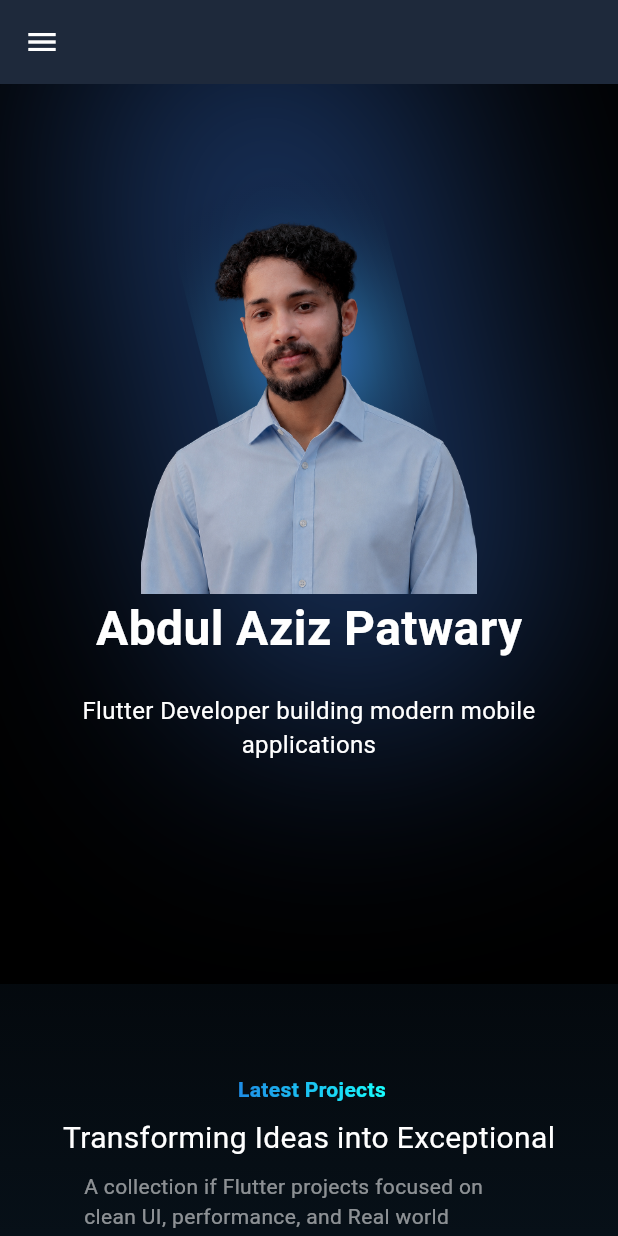
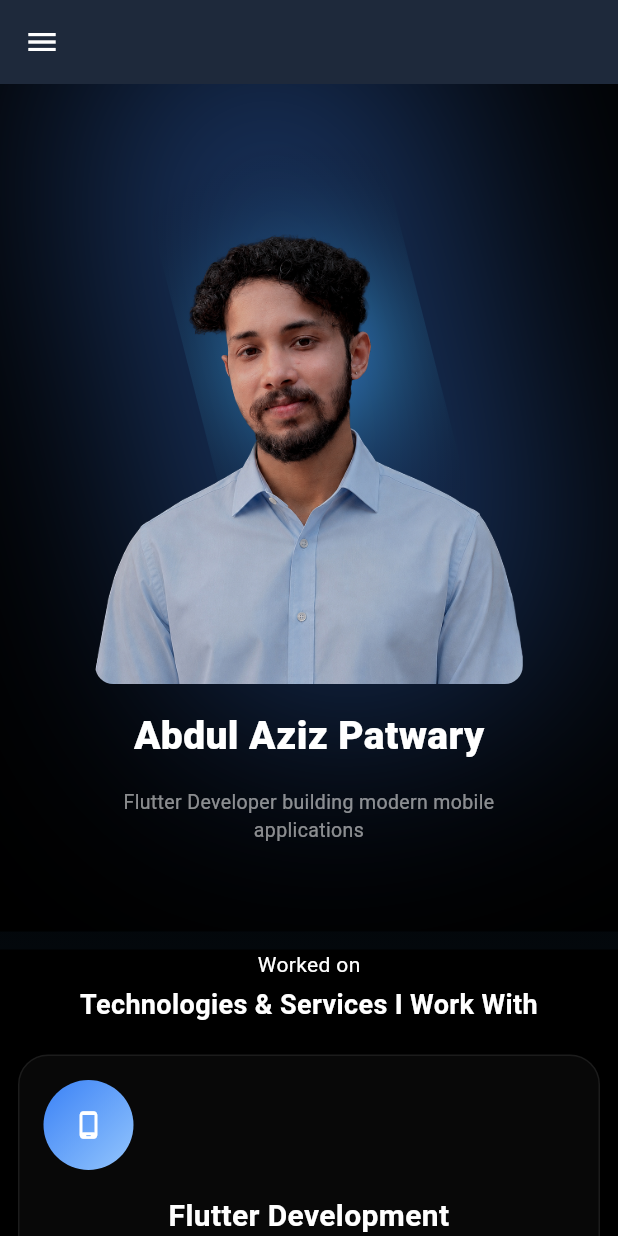
Before and after one commit to abdulazizpatwary/aziz_portpolio, a Flutter app: the screen it shows after launch, on a phone screen of 412 x 824 dp. Run offline on Flutter 3.47's test engine with Material 3 defaults, Android fonts, the phone set to English and light mode, and no system bars; drawn by our look-alikes of animated_text_kit; our stand-ins replace google_fonts, responsive_builder.

Commit message:
cleaning ui

```diff
--- a/lib/fetures/home/ui/screens/home.dart
+++ b/lib/fetures/home/ui/screens/home.dart
@@ -356,7 +356,7 @@
     return Column(
       children: [
         SizedBox(
-          height: isDesktop(context) ? 600 : 600,
+          height: isDesktop(context) ? 600 : 565,
           child: Stack(
             alignment: Alignment.center,
             children: [
@@ -366,7 +366,7 @@
                 child: Transform.rotate(
                   angle: -0.25,
                   child: Container(
-                    width: isMobile(context)?140:280,
+                    width: isMobile(context)?160:280,
                     height: 400,
                     decoration: BoxDecoration(
                       shape: BoxShape.rectangle,
@@ -397,17 +397,30 @@
                   alignment: AlignmentDirectional.center,
                   child: Column(
                     children: [
-                      SizedBox(height: 80),
+                      SizedBox(height: 100),
                       ClipRRect(
                         borderRadius: BorderRadius.circular(12),
+                        child: Container(
+
+                          height: 300,
+                          width: 285,
+                          decoration: BoxDecoration(
+                              //color: Colors.black,
+                            //image: DecorationImage(image: AssetImage(AssetsPath.profileImageWithOutBackgroundUrl,),fit: BoxFit.cover)
+                          ),
                           child: Image.asset(
                             AssetsPath.profileImageWithOutBackgroundUrl,
-                          width: 285,
-                          height: 260,
-                          fit: BoxFit.contain,
+                            fit: BoxFit.cover,
                           ),
                         ),
-                      AnimatedTextKit(
+                      ),
+                      SizedBox(height: 16,),
+                      Padding(
+                        padding: const EdgeInsets.symmetric(horizontal: 8.0),
+                        child: Column(
+                          children: [
+                            Center(
+                              child: AnimatedTextKit(
                                 stopPauseOnTap: false,
                                 repeatForever: true,
 
@@ -415,9 +428,9 @@
                                   ColorizeAnimatedText(
                                     'Abdul Aziz Patwary',
                                     textStyle: TextStyle(
-                              fontSize: isMobile(context) ? 32 : 50,
+                                      fontSize: isMobile(context) ? 26 : 40,
                                       color: Colors.white,
-                              fontWeight: FontWeight.bold,
+                                      fontWeight: FontWeight.w800,
                                     ),
                                     colors: AppColors.textGradient,
                                   ),
@@ -425,26 +438,33 @@
                                 isRepeatingAnimation: true,
                                 //onTap: () {},
                               ),
-                      SizedBox(height: 20),
-                      AnimatedTextKit(
+                            ),
+                            SizedBox(height: 16),
+                            Center(
+                              child: AnimatedTextKit(
                                 animatedTexts: [
                                   TypewriterAnimatedText(
                                     'Flutter Developer building modern mobile applications',
                                     textAlign: TextAlign.center,
-                            cursor: '|',
+                                    cursor: '',
                                     textStyle: TextStyle(
-                              fontSize: isMobile(context) ? 16 : 20,
-                              color: Colors.white,
+                                      fontSize: isMobile(context) ? 13 : 18,
+                                      color: Colors.white54,
+                                      //fontWeight: FontWeight.w400
                                     ),
-                            speed: Duration(microseconds: 30),
+                                    speed: Duration(milliseconds: 40),
                                   ),
                                 ],
                                 totalRepeatCount: 1,
-                        pause: Duration(microseconds: 200),
+                                pause: Duration(milliseconds: 300),
                                 displayFullTextOnTap: true,
                                 stopPauseOnTap: true,
                               ),
-                      if (isMobile(context)) SizedBox(height: 50),
+                            ),
+                          ],
+                        ),
+                      ),
+                      if (isMobile(context)) SizedBox(height: 8),
                     ],
                   ),
                 ),
@@ -452,67 +472,14 @@
             ],
           ),
         ),
-        SizedBox(height: isDesktop(context) ? 80 : 60),
+        SizedBox(height: isDesktop(context) ? 16 : 12),
+
+
         Container(
-          key: projectsKey,
-          width: double.infinity,
-          margin: EdgeInsets.symmetric(horizontal: isMobile(context) ? 0 : 50),
           decoration: BoxDecoration(
-            //color: const Color(0XFF111827),
-            borderRadius: BorderRadius.circular(20),
+            color: Colors.black
           ),
           child: Column(
-            children: [
-              Row(
-                mainAxisAlignment: MainAxisAlignment.center,
-                children: [
-                  Column(
-                    children: [
-                      ShaderMask(
-                        shaderCallback: (bounds) => LinearGradient(
-                          colors: [Colors.blue.shade600, Colors.cyanAccent],
-                          begin: Alignment.centerLeft,
-                          end: Alignment.centerRight,
-                        ).createShader(bounds),
-                        child: Text(
-                          " Latest Projects",
-                          style: TextStyle(
-                            fontSize: isMobile(context) ? 14 : 16,
-                            color: Colors.white,
-                            fontWeight: FontWeight.bold,
-                          ),
-                        ),
-                      ),
-                      SizedBox(height: 8),
-                      Text(
-                        'Transforming Ideas into Exceptional',
-                        style: TextStyle(
-                          fontSize: isMobile(context) ? 20 : 28,
-                          color: Colors.white,
-                        ),
-                      ),
-                      SizedBox(height: 8),
-                      SizedBox(
-                        width: isDesktop(context) ? 350 : 300,
-                        child: Text(
-                          'A collection if Flutter projects focused on clean UI, performance, and Real world problem solving.',
-                          style: TextStyle(color: Colors.white54),
-                        ),
-                      ),
-                    ],
-                  ),
-                ],
-              ),
-              SizedBox(height: 16),
-              ItemsWidget(
-                isMobile: isMobile(context),
-                isTablet: isTablet(context),
-              ),
-            ],
-          ),
-        ),
-        SizedBox(height: 48),
-        Column(
             children: [
               Column(
                 crossAxisAlignment: CrossAxisAlignment.center,
@@ -522,9 +489,9 @@
                       ColorizeAnimatedText(
                         "Worked on",
                         textStyle: TextStyle(
-                        fontSize: isMobile(context) ? 20 : 28,
+                          fontSize: isMobile(context) ? 14 : 18,
                           color: Colors.white,
-                        fontWeight: FontWeight.bold,
+                          fontWeight: FontWeight.w400,
                         ),
                         colors: AppColors.textGradient,
                       ),
@@ -532,12 +499,12 @@
                   ),
                   SizedBox(height: 4),
                   ConstrainedBox(
-                  constraints: BoxConstraints(maxWidth: 500),
+                    constraints: BoxConstraints(maxWidth: 600),
                     child: Text(
                       'Technologies & Services I Work With',
                       textAlign: TextAlign.center,
                       style: TextStyle(
-                      fontSize: isMobile(context) ? 20 : 40,
+                        fontSize: isMobile(context) ? 18 : 24,
                         fontWeight: FontWeight.w600,
                         color: Colors.white,
                       ),
@@ -545,6 +512,7 @@
                   ),
                 ],
               ),
+              SizedBox(height: 8,),
               Container(
                 key: servicesKey,
                 width: double.infinity,
@@ -561,12 +529,15 @@
               ),
             ],
           ),
+        ),
         SizedBox(height: 80),
         Container(
           key: aboutKey,
           padding: EdgeInsets.all(isMobile(context) ? 16 : 24),
           width: double.infinity,
           margin: EdgeInsets.symmetric(horizontal: isMobile(context) ? 0 : 55),
+          child: Padding(
+            padding:  EdgeInsets.symmetric(horizontal: isMobile(context)?8:0),
             child: Column(
               crossAxisAlignment: CrossAxisAlignment.start,
               mainAxisAlignment: MainAxisAlignment.start,
@@ -606,6 +577,7 @@
               ],
             ),
           ),
+        ),
         SizedBox(height: 80),
         Container(
           key: skillsKey,
@@ -619,6 +591,8 @@
             border: Border.all(color: Colors.white.withValues(alpha: 0.08)),
           ),
           padding: EdgeInsets.all(isMobile(context) ? 16 : 24),
+          child: Padding(
+            padding:  EdgeInsets.symmetric(horizontal: isMobile(context)?8:0),
             child: Column(
               crossAxisAlignment: CrossAxisAlignment.start,
               mainAxisAlignment: MainAxisAlignment.start,
@@ -668,6 +642,81 @@
                 SkillSectionItemWidget(
                   isMobile: isMobile(context),
                   isTablet: isTablet(context),
+                ),
+              ],
+            ),
+          ),
+        ),
+    SizedBox(height: 80),
+
+
+        Container(
+          key: projectsKey,
+          width: double.infinity,
+          margin: EdgeInsets.symmetric(horizontal: isMobile(context) ? 0 : 50),
+          decoration: BoxDecoration(
+            //color: const Color(0XFF111827),
+            borderRadius: BorderRadius.circular(20),
+          ),
+          child: Column(
+            children: [
+              FittedBox(
+                child: Row(
+                  mainAxisAlignment: MainAxisAlignment.center,
+                  children: [
+                    Column(
+                      children: [
+                        ShaderMask(
+                          shaderCallback: (bounds) => LinearGradient(
+                            colors: [Colors.blue.shade600, Colors.cyanAccent],
+                            begin: Alignment.centerLeft,
+                            end: Alignment.centerRight,
+                          ).createShader(bounds),
+                          child: Text(
+                            " Latest Projects",
+                            style: TextStyle(
+                              fontSize: isMobile(context) ? 14 : 16,
+                              color: Colors.white,
+                              fontWeight: FontWeight.bold,
+                            ),
+                          ),
+                        ),
+                        SizedBox(height: 8),
+                        Padding(
+                          padding: const EdgeInsets.symmetric(horizontal: 8.0),
+                          child: FittedBox(
+                            child: Text(
+                              'Transforming Ideas into Exceptional',
+                              style: TextStyle(
+                                fontSize: isMobile(context) ? 18 : 28,
+                                color: Colors.white,
+                              ),
+                            ),
+                          ),
+                        ),
+                        SizedBox(height: 8),
+                        SizedBox(
+                          width: isDesktop(context) ? 350 : 300,
+                          child: Center(
+                            child: Text(
+                              'A collection if Flutter projects focused on clean UI, performance, and Real world problem solving.',
+                              textAlign: TextAlign.center,
+                              style: TextStyle(color: Colors.white54),
+                            ),
+                          ),
+                        ),
+                      ],
+                    ),
+                  ],
+                ),
+              ),
+              SizedBox(height: 16),
+              Container(
+                margin: EdgeInsets.symmetric(horizontal: 10),
+                child: ItemsWidget(
+                  isMobile: isMobile(context),
+                  isTablet: isTablet(context),
+                ),
               ),
             ],
           ),
```
Also changed, not shown: 2 other files. Lines whose indentation alone changed are shown as unchanged.
